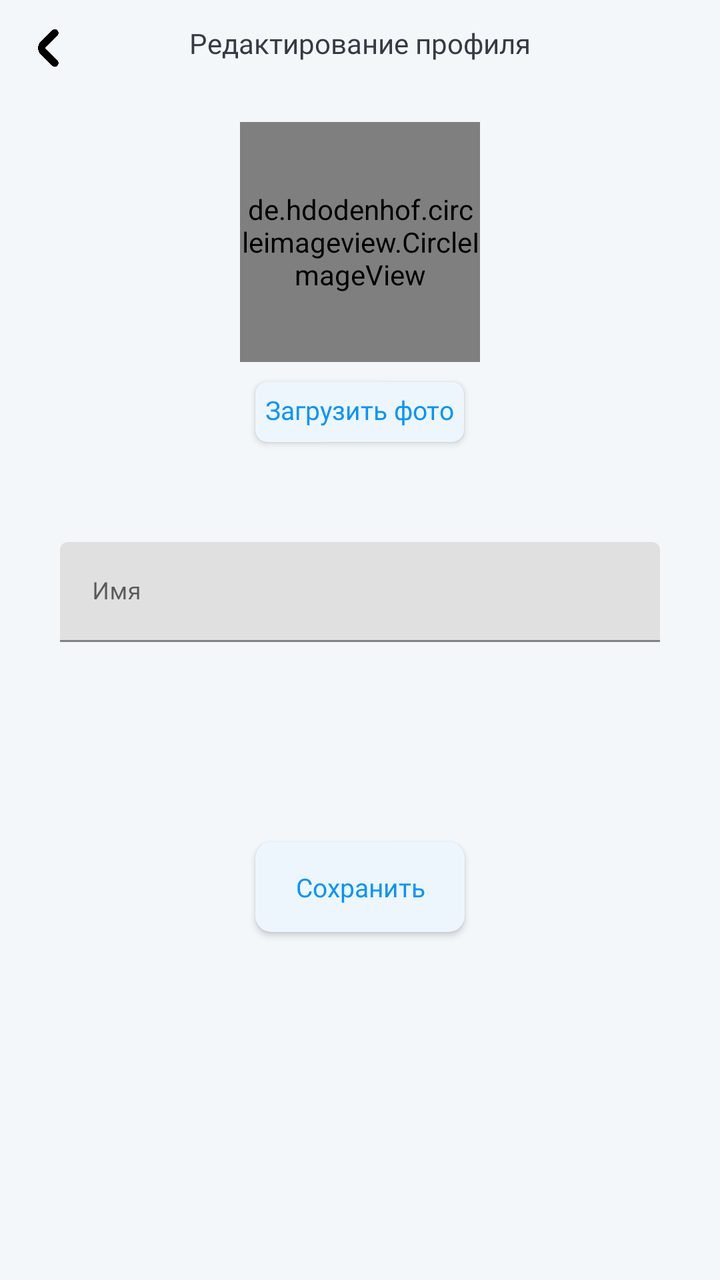
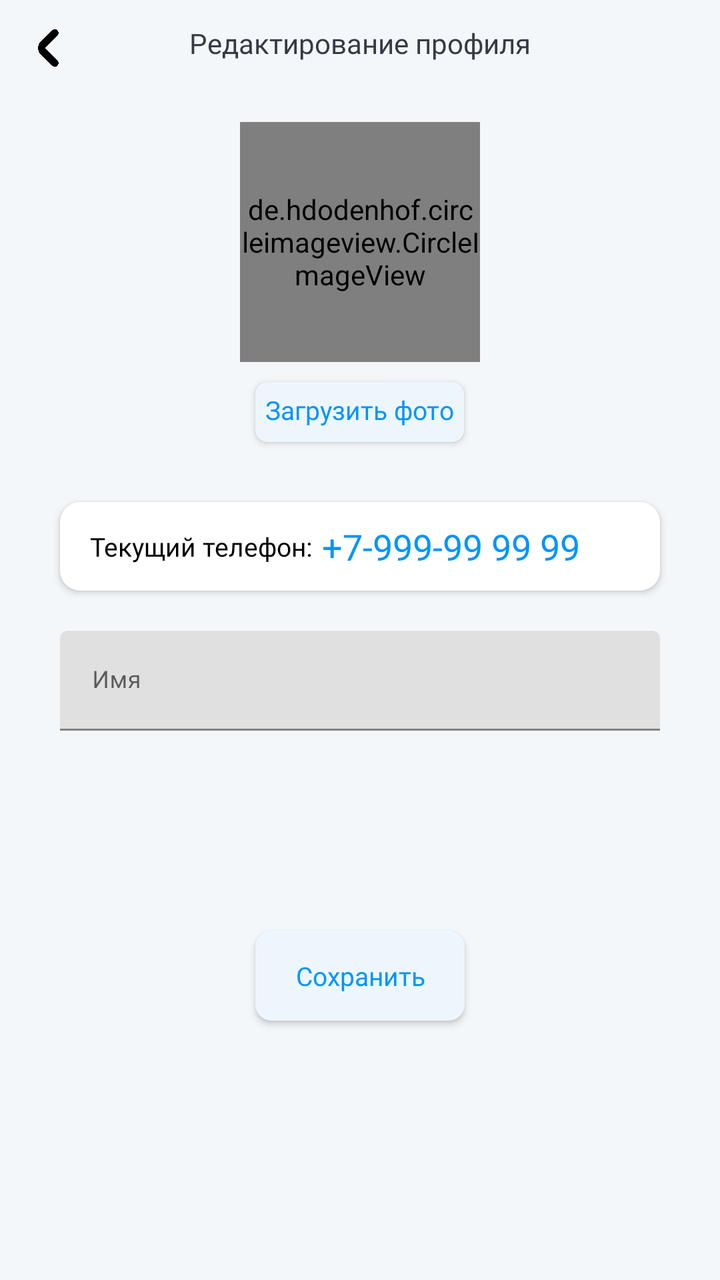

Before-and-after screenshots of an Android layout around one commit, followed by the original layout XML and the change that was made.
<!-- AndroidManifest.xml: application theme Theme.StepLifeApp -->
<!-- res/layout/activity_profile_redact.xml -->
<?xml version="1.0" encoding="utf-8"?>
<FrameLayout xmlns:android="http://schemas.android.com/apk/res/android"
    xmlns:tools="http://schemas.android.com/tools"
    android:layout_width="match_parent"
    android:layout_height="match_parent"
    android:background="@color/MainGray"
    xmlns:app="http://schemas.android.com/apk/res-auto"
    tools:context=".ui.ProfileSettingsFragment">

    <LinearLayout
        android:layout_width="match_parent"
        android:layout_height="match_parent"
        android:orientation="vertical">
        <FrameLayout
            android:layout_width="match_parent"
            android:layout_height="wrap_content">
            <ImageView
                android:rotationY="180"
                android:id="@+id/BacktoSettings"
                android:layout_gravity="left"
                android:layout_marginLeft="10dp"
                android:layout_marginTop="9dp"
                android:layout_width="30dp"
                android:layout_height="30dp"
                android:src="@drawable/font_angle_small_right" />
            <TextView
                android:layout_width="wrap_content"
                android:layout_height="wrap_content"
                android:layout_gravity="center_horizontal"
                android:layout_marginTop="12dp"
                android:fontFamily="@font/montserratsemibold"
                android:gravity="left"
                android:text="Редактирование профиля"
                android:textColor="@color/BlackSviut"
                android:textSize="14sp" />


            <ProgressBar
                android:visibility="gone"
                android:id="@+id/progressBar"
                style="?android:attr/progressBarStyle"

                android:layout_gravity="right"
                android:layout_marginTop="8dp"
                android:layout_marginRight="10dp"
                android:indeterminateTint="@color/MainBlue"
                android:layout_width="25dp"
                android:layout_height="25dp" />
        </FrameLayout>

        <FrameLayout
            android:layout_marginTop="10dp"
            android:layout_width="match_parent"

            android:layout_height="wrap_content">

            <LinearLayout
                android:layout_width="match_parent"
                android:layout_height="match_parent"

                android:orientation="vertical">

                <androidx.cardview.widget.CardView
                    android:visibility="gone"
                    android:layout_width="70dp"
                    app:cardCornerRadius="50dp"
                    android:layout_gravity="center_horizontal"
                    android:layout_height="70dp"
                    >
                    <ImageView
                        android:clickable="true"

                        android:layout_width="match_parent"
                        android:layout_height="match_parent"
                        android:layout_gravity="center"
                        app:srcCompat="@drawable/user__1_" />
                </androidx.cardview.widget.CardView>


                <de.hdodenhof.circleimageview.CircleImageView
                    android:id="@+id/ImageProfile"
                    xmlns:app="http://schemas.android.com/apk/res-auto"

                    android:layout_width="120dp"
                    android:layout_gravity="center_horizontal"
                    android:layout_height="120dp"
                    android:clickable="true"

                    android:layout_marginTop="12dp"
                    android:src="@drawable/user__1_"
                    app:civ_border_width="1dp"
                    app:civ_border_color="@color/logoGray"/>


                <androidx.cardview.widget.CardView
                    android:layout_width="wrap_content"
                    app:cardCornerRadius="6dp"
                    android:backgroundTintMode="src_in"
                    android:backgroundTint="@color/secondBlue"
                    android:layout_marginTop="10dp"
                    android:layout_gravity="center"
                    android:layout_height="30dp">
                    <TextView
                        android:id="@+id/ChoosePhotoText"
                        android:layout_width="wrap_content"
                        android:layout_height="wrap_content"
                        android:layout_gravity="center_horizontal"
                        android:layout_marginTop="5dp"
                        android:layout_marginBottom="5dp"
                        android:layout_marginRight="5dp"
                        android:layout_marginLeft="5dp"
                        android:fontFamily="@font/montserratsemibold"
                        android:gravity="center"
                        android:text="Загрузить фото"
                        android:textColor="@color/MainBlue"
                        android:textSize="13sp" />
                </androidx.cardview.widget.CardView>


                <com.google.android.material.textfield.TextInputLayout
                    android:layout_width="match_parent"
                    android:layout_marginLeft="30dp"
                    android:layout_marginRight="30dp"
                    android:layout_marginTop="50dp"
                    android:layout_height="50dp"
                    app:errorEnabled="true">
                    <EditText
                        android:layout_width="match_parent"
                        android:layout_height="wrap_content"
                        android:textSize="12dp"
                        android:fontFamily="@font/montserratsemibold"
                        android:hint="Имя"
                        android:maxLength="35"
                        android:inputType="textEmailAddress"
                        android:id="@+id/editTextUserName"
                        />
                </com.google.android.material.textfield.TextInputLayout>


                <androidx.cardview.widget.CardView
                    android:id="@+id/TextViewSaveUserinformation"
                    android:layout_width="wrap_content"
                    app:cardCornerRadius="8dp"
                    android:layout_marginBottom="5dp"
                    android:backgroundTint="@color/secondBlue"
                    android:layout_marginTop="100dp"
                    android:layout_gravity="center"
                    android:layout_height="45dp">

                    <TextView
                        android:layout_marginLeft="20dp"
                        android:layout_marginRight="20dp"
                        android:gravity="center"
                        android:layout_gravity="center"
                        android:layout_width="wrap_content"
                        android:layout_height="wrap_content"
                        android:fontFamily="@font/montserratsemibold"
                        android:textColor="@color/MainBlue"
                        android:textSize="13dp"
                        android:text="Сохранить"/>



                </androidx.cardview.widget.CardView>
            </LinearLayout>


        </FrameLayout>

    </LinearLayout>



</FrameLayout>
<!-- resources referenced by this layout -->
<resources>
  <color name="BlackSviut">#363A43</color>
  <color name="MainBlue">#0094FF</color>
  <color name="MainGray">#F4F7FA</color>
  <color name="logoGray">#8E97A6</color>
  <color name="secondBlue">#eef6fd</color>
  <!-- drawable font_angle_small_right (drawable) -->
  <vector xmlns:android="http://schemas.android.com/apk/res/android"
      android:width="512dp"
      android:height="512dp"
      android:viewportWidth="24"
      android:viewportHeight="24">
    <path
        android:fillColor="#FF000000"
        android:pathData="M15.75,9.525 L11.164,4.939A1.5,1.5 0,0 0,9.043 7.061l4.586,4.585a0.5,0.5 0,0 1,0 0.708L9.043,16.939a1.5,1.5 0,0 0,2.121 2.122l4.586,-4.586A3.505,3.505 0,0 0,15.75 9.525Z"/>
  </vector>
  <!-- drawable user__1_: png bitmap (drawable, 13491 bytes) -->
  <style name="Theme.StepLifeApp" parent="Theme.MaterialComponents.DayNight.DarkActionBar">
          
  
          
  
          
          <item name="android:statusBarColor">@android:color/transparent</item>
          
      </style>
</resources>

<!-- the commit's change to res/layout/activity_profile_redact.xml (unified diff, before → after) -->
@@ -117,11 +117,54 @@
                 </androidx.cardview.widget.CardView>
 
 
+                <androidx.cardview.widget.CardView
+                    android:layout_width="match_parent"
+                    android:layout_marginTop="30dp"
+                    android:layout_marginLeft="30dp"
+                    android:layout_marginRight="30dp"
+                    app:cardCornerRadius="10dp"
+                    android:layout_height="match_parent">
+
+                    <LinearLayout
+                        android:layout_width="match_parent"
+                        android:orientation="horizontal"
+                        android:layout_marginLeft="15dp"
+                        android:layout_marginTop="10dp"
+                        android:layout_gravity="center"
+                        android:layout_marginRight="15dp"
+                        android:layout_marginBottom="10dp"
+                        android:layout_height="match_parent">
+
+                        <TextView
+                            android:layout_width="wrap_content"
+                            android:layout_height="wrap_content"
+                            android:layout_gravity="center"
+                            android:fontFamily="@font/montserratsemibold"
+                            android:gravity="left"
+                            android:text="Текущий телефон:"
+                            android:textColor="@color/black"
+                            android:textSize="13sp" />
+
+                        <TextView
+                            android:id="@+id/CurrentPhoneNumber"
+                            android:layout_width="wrap_content"
+                            android:layout_height="wrap_content"
+                            android:layout_gravity="left"
+                            android:fontFamily="@font/montserratsemibold"
+                            android:gravity="left"
+                            android:layout_marginLeft="5dp"
+                            android:text="+7-999-99 99 99"
+                            android:textColor="@color/MainBlue"
+                            android:textSize="18sp" />
+                    </LinearLayout>
+
+                </androidx.cardview.widget.CardView>
+
                 <com.google.android.material.textfield.TextInputLayout
                     android:layout_width="match_parent"
                     android:layout_marginLeft="30dp"
                     android:layout_marginRight="30dp"
-                    android:layout_marginTop="50dp"
+                    android:layout_marginTop="20dp"
                     android:layout_height="50dp"
                     app:errorEnabled="true">
                     <EditText
<!-- resource entries referenced after the edit -->
@@ -3,6 +3,7 @@
   <color name="BlackSviut">#363A43</color>
   <color name="MainBlue">#0094FF</color>
   <color name="MainGray">#F4F7FA</color>
+  <color name="black">#FF000000</color>
   <color name="logoGray">#8E97A6</color>
   <color name="secondBlue">#eef6fd</color>
   <!-- drawable font_angle_small_right (drawable) -->
